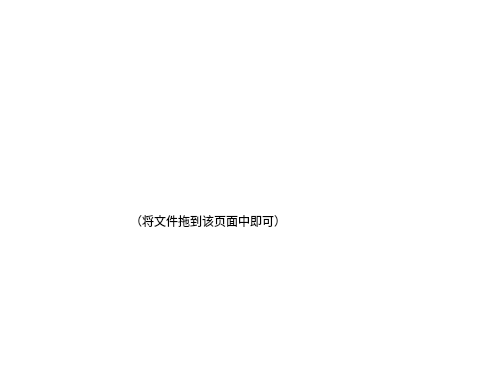
Old version of the form CODE/input_excel_score.ui in the repository lensans/-; both pictures show x 160 to 640 and y 0 to 380 of the 800 by 600 pixel window.
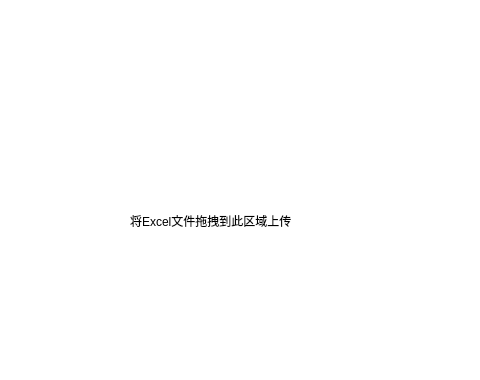
New version of the form. Icons and pictures are not drawn.

What changed in the file:
```diff
--- a/CODE/input_excel_score.ui
+++ b/CODE/input_excel_score.ui
@@ -97,7 +97,7 @@
 font: 12pt &quot;宋体&quot;;</string>
     </property>
     <property name="text">
-     <string>（将文件拖到该页面中即可）</string>
+     <string>将Excel文件拖拽到此区域上传</string>
     </property>
    </widget>
   </widget>
```
Left out of the diff: 2 changed lines with no effect on the pictures.
